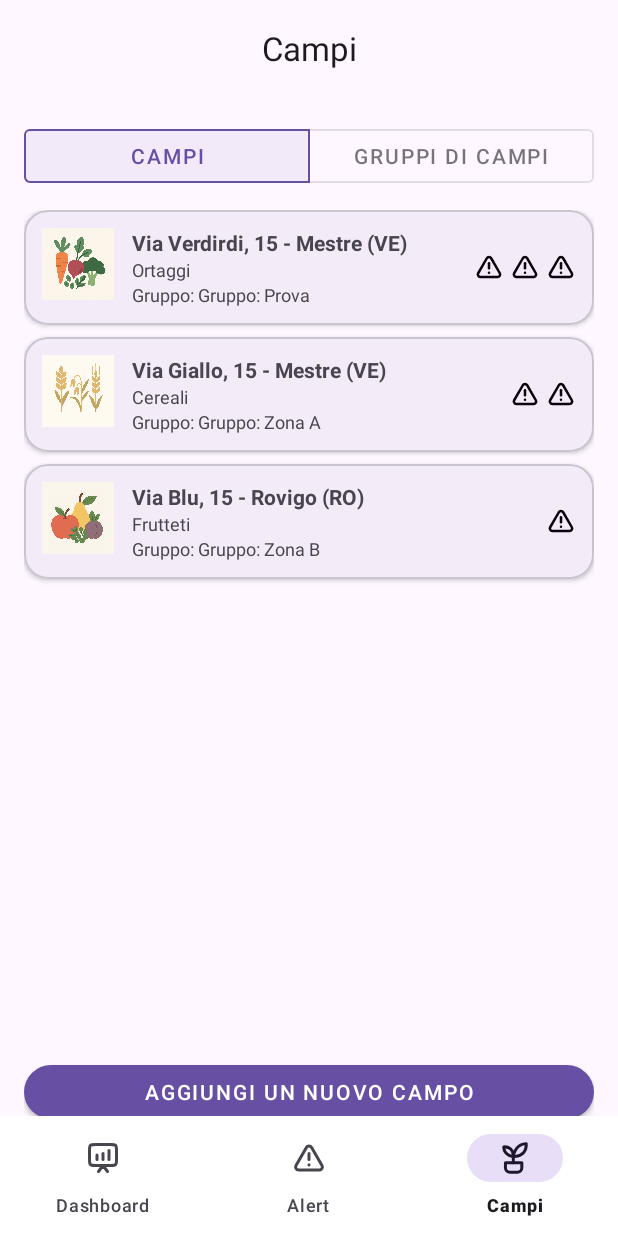
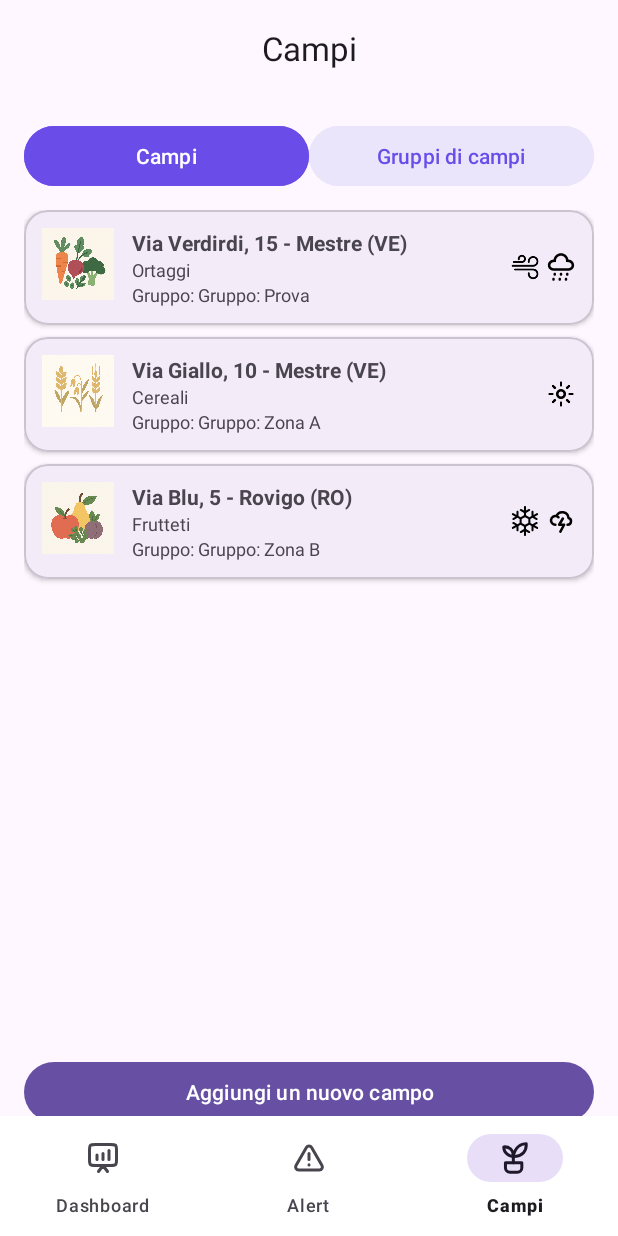
Before and after one commit to nicolaruffato/agrialert, an Android app: the FieldsListFragment screen opened through its navigation route, on a phone screen of 412 x 824 dp. Run offline under Robolectric (Android 15) with nearby library versions, the phone set to English and light mode, and no system bars; our stand-ins replace navigation-ui.

Commit message:
feat: added groups UI, toggle Campi/Gruppi, alert switch auto-refresh, and updated layouts

```diff
--- a/app/src/main/java/com/agrialert/ui/alerts/AlertsAdapter.java
+++ b/app/src/main/java/com/agrialert/ui/alerts/AlertsAdapter.java
@@ -17,9 +17,17 @@ import java.util.List;
 
 public class AlertsAdapter extends RecyclerView.Adapter<AlertsAdapter.AlertViewHolder> {
 
+    public interface OnResolvedChangeListener {
+        void onResolvedChanged(AlertUiModel alert, boolean isResolved);
+    }
+
     private final List<AlertUiModel> alertList = new ArrayList<>();
+    private final OnResolvedChangeListener listener;
 
-    // Aggiorna la lista visibile
+    public AlertsAdapter(OnResolvedChangeListener listener) {
+        this.listener = listener;
+    }
+
     public void submitList(List<AlertUiModel> newList) {
         alertList.clear();
         if (newList != null) {
@@ -39,7 +47,7 @@ public class AlertsAdapter extends RecyclerView.Adapter<AlertsAdapter.AlertViewH
     @Override
     public void onBindViewHolder(@NonNull AlertViewHolder holder, int position) {
         AlertUiModel item = alertList.get(position);
-        holder.bind(item);
+        holder.bind(item, listener);
     }
 
     @Override
@@ -47,7 +55,6 @@ public class AlertsAdapter extends RecyclerView.Adapter<AlertsAdapter.AlertViewH
         return alertList.size();
     }
 
-    // ---------- VIEW HOLDER ----------
     static class AlertViewHolder extends RecyclerView.ViewHolder {
 
         ImageView imgIcon;
@@ -70,29 +77,26 @@ public class AlertsAdapter extends RecyclerView.Adapter<AlertsAdapter.AlertViewH
             txtResolvedLabel = itemView.findViewById(R.id.txtResolvedLabel);
         }
 
-        void bind(AlertUiModel item) {
+        void bind(AlertUiModel item, OnResolvedChangeListener listener) {
 
-            // Icona
             if (item.iconRes != 0) {
                 imgIcon.setImageResource(item.iconRes);
             }
 
-            // Testi
             txtTitle.setText(item.title);
             txtThreshold.setText(item.thresholdText);
             txtFieldAddress.setText(item.fieldAddress);
             txtTime.setText(item.timeLabel);
+            txtResolvedLabel.setText("Risolto");
 
-            // Switch Risolto
+            // evito che il listener scatti quando faccio setChecked
             switchResolved.setOnCheckedChangeListener(null);
             switchResolved.setChecked(item.isResolved);
 
-            // Testo "Risolto"
-            txtResolvedLabel.setText("Risolto");
-
-            // Quando l’utente usa lo switch
-            switchResolved.setOnCheckedChangeListener((buttonView, checked) -> {
-                item.isResolved = checked;
+            switchResolved.setOnCheckedChangeListener((buttonView, isChecked) -> {
+                if (listener != null) {
+                    listener.onResolvedChanged(item, isChecked);
+                }
             });
         }
     }
--- a/app/src/main/java/com/agrialert/ui/alerts/AlertsListFragment.java
+++ b/app/src/main/java/com/agrialert/ui/alerts/AlertsListFragment.java
@@ -48,8 +48,21 @@ public class AlertsListFragment extends Fragment {
 
         // RecyclerView
         rvAlerts.setLayoutManager(new LinearLayoutManager(requireContext()));
-        adapter = new AlertsAdapter();
+
+        adapter = new AlertsAdapter((alert, isResolved) -> {
+            // aggiorno il model
+            alert.isResolved = isResolved;
+
+            // ricalcolo la lista da mostrare in base al toggle
+            if (btnAlertsActive.isChecked()) {
+                showActiveAlerts();
+            } else {
+                showResolvedAlerts();
+            }
+        });
+
         rvAlerts.setAdapter(adapter);
+
 
         // dati di esempio
         allAlerts.clear();
--- a/app/src/main/java/com/agrialert/ui/fields/FieldsListFragment.java
+++ b/app/src/main/java/com/agrialert/ui/fields/FieldsListFragment.java
@@ -1,4 +1,6 @@
 package com.agrialert.ui.fields;
+import com.agrialert.ui.fields.groups.GroupUiModel;
+import com.agrialert.ui.fields.groups.GroupsAdapter;
 
 import android.os.Bundle;
 import android.view.LayoutInflater;
@@ -12,6 +14,8 @@ import androidx.recyclerview.widget.LinearLayoutManager;
 import androidx.recyclerview.widget.RecyclerView;
 
 import com.agrialert.R;
+import com.agrialert.ui.fields.groups.GroupUiModel;
+import com.agrialert.ui.fields.groups.GroupsAdapter;
 import com.google.android.material.button.MaterialButton;
 
 import java.util.ArrayList;
@@ -25,8 +29,16 @@ public class FieldsListFragment extends Fragment {
     private MaterialButton btnFieldGroups;
     private MaterialButton btnAddField;
 
+    // Adapter e dati per Campi
+    private FieldsAdapter fieldsAdapter;
+    private List<FieldUiModel> fieldsList = new ArrayList<>();
+
+    // Adapter e dati per Gruppi
+    private GroupsAdapter groupsAdapter;
+    private List<GroupUiModel> groupsList = new ArrayList<>();
+
     public FieldsListFragment() {
-        // Costruttore vuoto richiesto
+        // costruttore vuoto richiesto
     }
 
     @Override
@@ -41,120 +53,125 @@ public class FieldsListFragment extends Fragment {
                               @Nullable Bundle savedInstanceState) {
         super.onViewCreated(view, savedInstanceState);
 
-        // Collego le view dal layout
         rvFields = view.findViewById(R.id.rvFields);
         btnFields = view.findViewById(R.id.btnFields);
         btnFieldGroups = view.findViewById(R.id.btnFieldGroups);
         btnAddField = view.findViewById(R.id.btnAddField);
 
-        // Siamo sulla tab "Campi"
-        btnFields.setChecked(true);
+        rvFields.setLayoutManager(new LinearLayoutManager(requireContext()));
 
-        // Setup RecyclerView
-        rvFields.setLayoutManager(new LinearLayoutManager(requireContext()));
-        FieldsAdapter adapter = new FieldsAdapter();
-        rvFields.setAdapter(adapter);
+        // Adapter campi
+        fieldsAdapter = new FieldsAdapter();
+        fieldsList = createSampleFields();
 
-        // Dati finti di esempio (poi arriveranno dal backend )
-        List<FieldUiModel> sampleFields = createSampleFields();
-        adapter.submitList(sampleFields);
+        // Adapter gruppi
+        groupsAdapter = new GroupsAdapter();
+        groupsList = createSampleGroups();
 
-        // Per ora questi pulsanti non fanno nulla (li gestiremo dopo)
-        btnFieldGroups.setOnClickListener(v -> {
-            // TODO: mostrare i gruppi invece dei campi
-        });
+        // Stato iniziale: CAMPI
+        showFields();
 
-        btnAddField.setOnClickListener(v -> {
-            // TODO: aprire schermata "Nuovo campo"
-        });
+        // Toggle CAMPI
+        btnFields.setOnClickListener(v -> showFields());
+
+        // Toggle GRUPPI
+        btnFieldGroups.setOnClickListener(v -> showGroups());
     }
 
-    /**
-     * Crea una lista di campi di esempio, con:
-     * - indirizzo, coltura, gruppo
-     * - icona principale in base alla coltura
-     * - icone alert (lista, max 6 usate dall'adapter)
-     */
+    // ------------------- MOSTRA CAMPi -------------------
+
+    private void showFields() {
+        btnFields.setChecked(true);
+        btnFieldGroups.setChecked(false);
+
+        rvFields.setAdapter(fieldsAdapter);
+        fieldsAdapter.submitList(fieldsList);
+
+        btnAddField.setText("Aggiungi un nuovo campo");
+    }
+
+    // ------------------- MOSTRA GRUPPI -------------------
+
+    private void showGroups() {
+        btnFields.setChecked(false);
+        btnFieldGroups.setChecked(true);
+
+        rvFields.setAdapter(groupsAdapter);
+        groupsAdapter.submitList(groupsList);
+
+        btnAddField.setText("Aggiungi un nuovo gruppo");
+    }
+
+    // ------------------- DATI DI ESEMPIO CAMPi -------------------
+
     private List<FieldUiModel> createSampleFields() {
         List<FieldUiModel> list = new ArrayList<>();
 
-        // Liste di icone alert di esempio (riuso sempre ic_alert, poi saranno da mettere quelle degli alert)
-        List<Integer> alerts1 = Arrays.asList(
-                R.drawable.ic_alert,
-                R.drawable.ic_alert,
-                R.drawable.ic_alert
-        );
+        int iconOrtaggi = R.drawable.ic_ortaggi;
+        int iconCereali = R.drawable.ic_cereali;
+        int iconFrutteti = R.drawable.ic_frutteti;
 
-        List<Integer> alerts2 = Arrays.asList(
-                R.drawable.ic_alert,
-                R.drawable.ic_alert
-        );
-
-        List<Integer> alerts3 = Arrays.asList(
-                R.drawable.ic_alert
-        );
-
-        // Campo 1 – Ortaggi
         list.add(new FieldUiModel(
                 1,
                 "Via Verdirdi, 15 - Mestre (VE)",
                 "Ortaggi",
                 "Gruppo: Prova",
-                getIconForCrop("Ortaggi"),
-                alerts1
+                iconOrtaggi,
+                Arrays.asList(R.drawable.ic_alert_vento, R.drawable.ic_alert_pioggia)
         ));
 
-        // Campo 2 – Cereali
         list.add(new FieldUiModel(
                 2,
-                "Via Giallo, 15 - Mestre (VE)",
+                "Via Giallo, 10 - Mestre (VE)",
                 "Cereali",
                 "Gruppo: Zona A",
-                getIconForCrop("Cereali"),
-                alerts2
+                iconCereali,
+                Arrays.asList(R.drawable.ic_alert_calore)
         ));
 
-        // Campo 3 – Frutteti
         list.add(new FieldUiModel(
                 3,
-                "Via Blu, 15 - Rovigo (RO)",
+                "Via Blu, 5 - Rovigo (RO)",
                 "Frutteti",
                 "Gruppo: Zona B",
-                getIconForCrop("Frutteti"),
-                alerts3
+                iconFrutteti,
+                Arrays.asList(R.drawable.ic_alert_gelo, R.drawable.ic_alert_temporale)
         ));
-
-        // Aggiungi altri campi se vuoi…
 
         return list;
     }
 
-    /**
-     * Restituisce l'icona giusta in base alla coltura.
-     * Qui usiamo le  foto messe in res/drawable come PNG:
-     *  - ic_ortaggi.png
-     *  - ic_cereali.png
-     *  - ic_frutteti.png
-     *  - ic_leguminose.png
-     *  - ic_oleaginose.png
-     *  - ic_aromatiche.png
-     *
-     * Se il nome della coltura non corrisponde, torna una icona di default.
-     */
-    private int getIconForCrop(String cropType) {
-        if (cropType == null) {
-            return R.drawable.ic_fields;  // icona generica
-        }
+    // ------------------- DATI DI ESEMPIO GRUPPI -------------------
 
-        String c = cropType.toLowerCase();
+    private List<GroupUiModel> createSampleGroups() {
+        List<GroupUiModel> list = new ArrayList<>();
 
-        if (c.contains("ortaggi"))        return R.drawable.ic_ortaggi;
-        if (c.contains("leguminose"))     return R.drawable.ic_leguminose;
-        if (c.contains("cereali"))        return R.drawable.ic_cereali;
-        if (c.contains("frutt"))          return R.drawable.ic_frutteti;
-        if (c.contains("oleaginose"))     return R.drawable.ic_oleaginose;
-        if (c.contains("aromatiche"))     return R.drawable.ic_aromatiche;
+        // icona grande del gruppo (puoi mettere una tua)
+        int groupIcon = R.drawable.ic_group_default;
 
-        return R.drawable.ic_fields;      // default se non trova niente
+        list.add(new GroupUiModel(
+                1,
+                "Gruppo A",
+                "Campi in zona Mestre con ortaggi",
+                groupIcon,
+                Arrays.asList(
+                        R.drawable.ic_alert_vento,
+                        R.drawable.ic_alert_gelo,
+                        R.drawable.ic_alert_calore
+                )
+        ));
+
+        list.add(new GroupUiModel(
+                2,
+                "Gruppo B",
+                "Campi in zona Rovigo con frutteti",
+                groupIcon,
+                Arrays.asList(
+                        R.drawable.ic_alert_pioggia,
+                        R.drawable.ic_alert_temporale
+                )
+        ));
+
+        return list;
     }
 }
--- /dev/null
+++ b/app/src/main/java/com/agrialert/ui/fields/groups/GroupUiModel.java
@@ -0,0 +1,20 @@
+package com.agrialert.ui.fields.groups;
+
+import java.util.List;
+
+public class GroupUiModel {
+
+    public long id;
+    public String name;
+    public String description;
+    public int iconRes;         // icona grande a sinistra
+    public List<Integer> icons; // piccole iconcine meteo sotto al testo
+
+    public GroupUiModel(long id, String name, String description, int iconRes, List<Integer> icons) {
+        this.id = id;
+        this.name = name;
+        this.description = description;
+        this.iconRes = iconRes;
+        this.icons = icons;
+    }
+}
--- /dev/null
+++ b/app/src/main/res/color/toggle_selected.xml
@@ -0,0 +1,9 @@
+<?xml version="1.0" encoding="utf-8"?>
+<selector xmlns:android="http://schemas.android.com/apk/res/android">
+
+    <item android:state_checked="true"
+        android:color="#6A4DE8" /> <!-- viola selezionato -->
+
+    <item android:color="#EAE5FB" /> <!-- sfondo chiaro -->
+
+</selector>
--- /dev/null
+++ b/app/src/main/res/color/toggle_text.xml
@@ -0,0 +1,9 @@
+<?xml version="1.0" encoding="utf-8"?>
+<selector xmlns:android="http://schemas.android.com/apk/res/android">
+
+    <item android:state_checked="true"
+        android:color="@android:color/white" />
+
+    <item android:color="#6A4DE8" />
+
+</selector>
--- a/app/src/main/res/layout/fragment_fields_list.xml
+++ b/app/src/main/res/layout/fragment_fields_list.xml
@@ -6,47 +6,57 @@
     android:layout_height="match_parent"
     android:padding="16dp">
 
-    <!-- Toggle Campi / Gruppi -->
-    <com.google.android.material.button.MaterialButtonToggleGroup
+    <!-- TOGGLE CAMPI / GRUPPI -->
+    <LinearLayout
         android:id="@+id/toggleGroups"
+        android:orientation="horizontal"
         android:layout_width="match_parent"
-        android:layout_height="wrap_content"
-        android:layout_marginBottom="12dp">
+        android:layout_height="wrap_content">
 
         <com.google.android.material.button.MaterialButton
             android:id="@+id/btnFields"
-            style="@style/Widget.MaterialComponents.Button.OutlinedButton"
             android:layout_width="0dp"
-            android:layout_height="wrap_content"
             android:layout_weight="1"
-            android:text="Campi" />
+            android:layout_height="48dp"
+            android:text="Campi"
+            android:checkable="true"
+            android:checked="true"
+            android:backgroundTint="@color/toggle_selected"
+            android:textColor="@color/toggle_text"
+            app:cornerRadius="24dp"
+            app:checkedIcon="@null" />
 
         <com.google.android.material.button.MaterialButton
             android:id="@+id/btnFieldGroups"
-            style="@style/Widget.MaterialComponents.Button.OutlinedButton"
             android:layout_width="0dp"
-            android:layout_height="wrap_content"
             android:layout_weight="1"
-            android:text="Gruppi di campi" />
-    </com.google.android.material.button.MaterialButtonToggleGroup>
+            android:layout_height="48dp"
+            android:text="Gruppi di campi"
+            android:checkable="true"
+            android:checked="false"
+            android:backgroundTint="@color/toggle_selected"
+            android:textColor="@color/toggle_text"
+            app:cornerRadius="24dp"
+            app:checkedIcon="@null" />
 
-    <!-- Lista dei campi -->
+    </LinearLayout>
+
+
+
+    <!-- LISTA (RecyclerView) -->
     <androidx.recyclerview.widget.RecyclerView
         android:id="@+id/rvFields"
         android:layout_width="match_parent"
         android:layout_height="0dp"
         android:layout_weight="1"
-        android:clipToPadding="false"
-        android:paddingBottom="8dp" />
+        android:layout_marginTop="12dp"/>
 
-    <!-- Bottone aggiungi nuovo campo -->
+    <!-- BOTTONE AGGIUNGI -->
     <com.google.android.material.button.MaterialButton
         android:id="@+id/btnAddField"
         android:layout_width="match_parent"
         android:layout_height="wrap_content"
-        android:layout_marginTop="12dp"
         android:text="Aggiungi un nuovo campo"
-        style="@style/Widget.MaterialComponents.Button"
-        app:cornerRadius="24dp" />
-
+        android:textAllCaps="false"
+        android:layout_marginTop="12dp"/>
 </LinearLayout>
```
Also changed, not shown: app/src/main/java/com/agrialert/ui/fields/groups/GroupsAdapter.java (added, +101 -0 lines), app/src/main/java/com/agrialert/ui/fields/groups/GroupsListFragment.java (added, +76 -0 lines), app/src/main/res/layout/fragment_alerts_list.xml (+20 -11 lines), app/src/main/res/layout/fragment_fields_groups.xml (added, +24 -0 lines), app/src/main/res/layout/item_group.xml (added, +63 -0 lines), app/src/main/res/drawable/ic_group_default.png (added).
